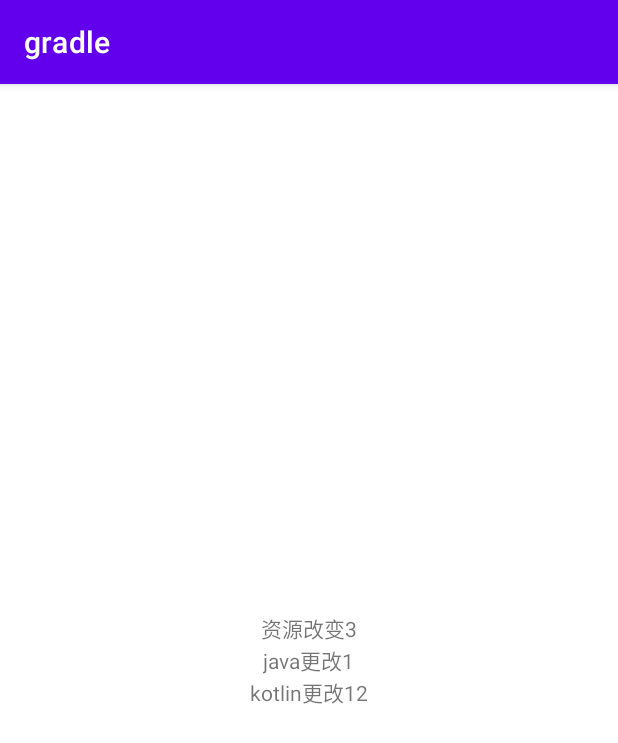
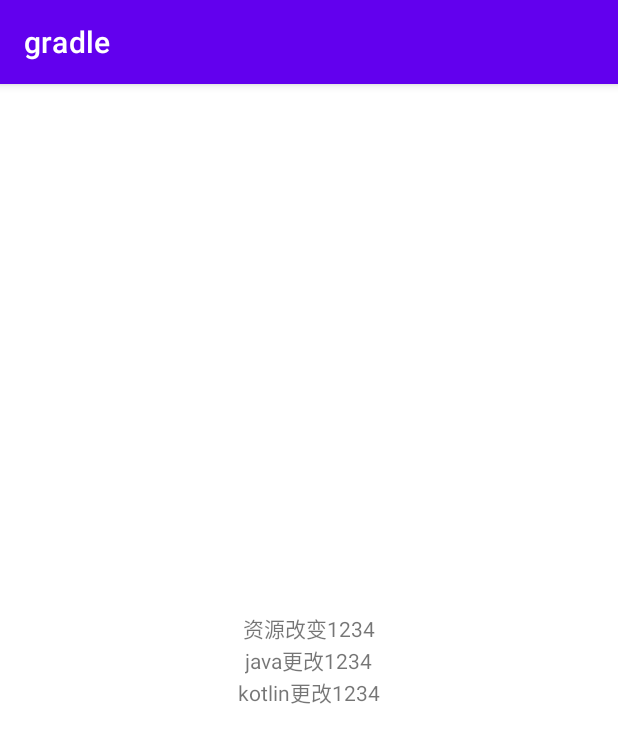
Before and after one commit to renxh4/textgradle, an Android app: the screen it shows after launch (MainActivity), on a phone screen of 412 x 824 dp. Shown: the top 743 px of the screen. Run offline under Robolectric (Android 15) with nearby library versions, the phone set to English and light mode, and no system bars.

Commit message:
接入fataar

```diff
--- a/app/src/main/java/com/example/gradle/AAA.kt
+++ b/app/src/main/java/com/example/gradle/AAA.kt
@@ -2,6 +2,6 @@ package com.example.gradle
 
 class AAA {
     fun gettext(): String{
-        return "kotlin更改12"
+        return "kotlin更改1234"
     }
 }
--- a/app/src/main/java/com/example/gradle/MainActivity.java
+++ b/app/src/main/java/com/example/gradle/MainActivity.java
@@ -19,7 +19,7 @@ public class MainActivity extends AppCompatActivity {
         TextView java = findViewById(R.id.javatext);
         TextView kotlin = findViewById(R.id.kotlintext);
 
-        java.setText("java更改1");
+        java.setText("java更改1234");
 
         kotlin.setText(new AAA().gettext());
     }
--- a/app/src/main/res/layout/activity_main.xml
+++ b/app/src/main/res/layout/activity_main.xml
@@ -11,7 +11,7 @@
     <TextView
         android:layout_width="wrap_content"
         android:layout_height="wrap_content"
-        android:text="资源改变3" />
+        android:text="资源改变1234" />
 
     <TextView
         android:id="@+id/javatext"
--- a/buildSrc/settings.gradle
+++ b/buildSrc/settings.gradle
@@ -1,5 +1,5 @@
 includeFlat 'lib'
 include ':lib'
 
-//includeFlat 'fat-aar'
-//include ':fat-aar'
+includeFlat 'fat-aar'
+include ':fat-aar'
```
Also changed, not shown: wink-patch-lib/build.gradle (+4 -4 lines), 2 other files.
